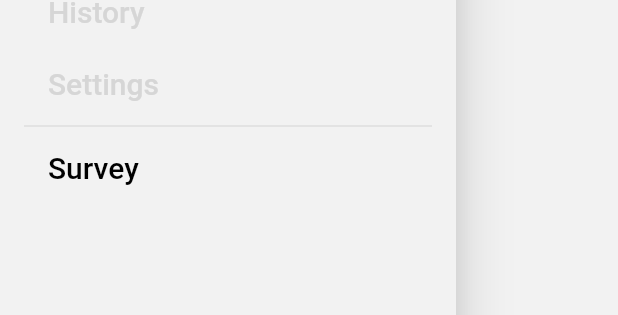
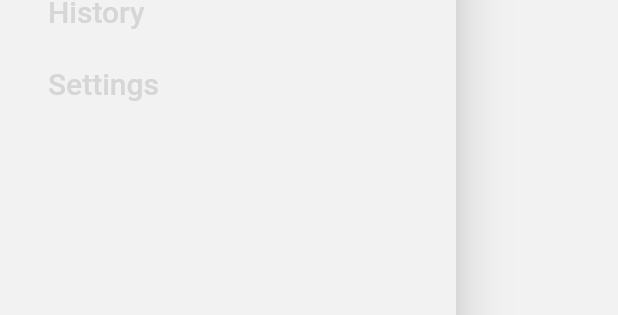
Before and after one commit to influenzanet/app, a Flutter app: the MainDrawer widget shown alone on an empty page, opened directly, on a phone screen of 412 x 824 dp. Shown: the part 648-963 px from the top of the screen. Run offline on Flutter 3.47's test engine with Material 2 defaults, Android fonts, the light colour scheme and no system bars; our stand-ins replace after_layout, circular_check_box; missing offline and left inert: intervalprogressbar.

Commit message:
Removed survey entry from drawer.

```diff
--- a/lib/ui/main/drawer/main-drawer.dart
+++ b/lib/ui/main/drawer/main-drawer.dart
@@ -68,8 +68,6 @@ class _MainDrawerState extends State<MainDrawer> with AfterLayoutMixin<MainDrawe
                 _drawerItem(context, 'Profile', color: themeData.accentColor, route: MainNavigator.profileRoute),
                 _drawerItem(context, 'History', color: themeData.accentColor),
                 _drawerItem(context, 'Settings', color: themeData.accentColor),
-                Divider(),
-                _drawerItem(context, 'Survey', route: MainNavigator.surveryRoute),
                 if (!_enoughSpace) ..._logoutButton(themeData, screenPadding),
               ],
             ),
```
